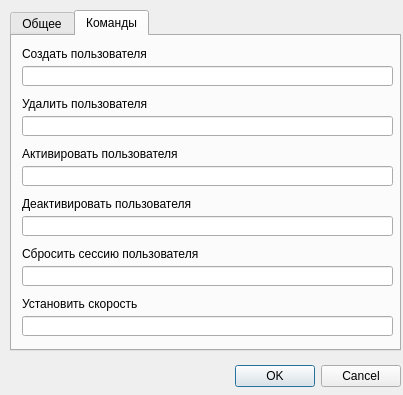
Old version of the form mdi/nas_edit.ui in the repository brat002/ExpertBilling.
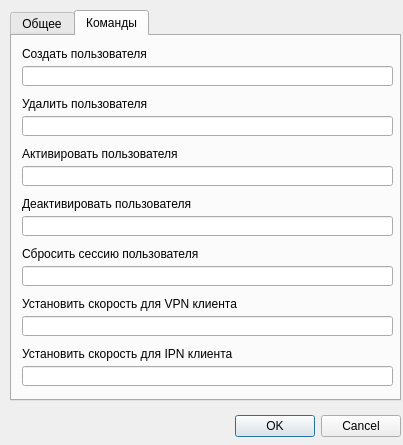
New version of the form. The open tabs and pages were chosen to show the change.

```diff
--- a/mdi/nas_edit.ui
+++ b/mdi/nas_edit.ui
@@ -6,7 +6,7 @@
     <x>0</x>
     <y>0</y>
     <width>403</width>
-    <height>395</height>
+    <height>445</height>
    </rect>
   </property>
   <property name="windowTitle" >
@@ -16,7 +16,7 @@
    <property name="geometry" >
     <rect>
      <x>60</x>
-     <y>360</y>
+     <y>410</y>
      <width>341</width>
      <height>32</height>
     </rect>
@@ -34,7 +34,7 @@
      <x>10</x>
      <y>10</y>
      <width>391</width>
-     <height>341</height>
+     <height>391</height>
     </rect>
    </property>
    <property name="currentIndex" >
@@ -447,7 +447,7 @@
       </rect>
      </property>
      <property name="text" >
-      <string>Установить скорость</string>
+      <string>Установить скорость для VPN клиента</string>
      </property>
     </widget>
     <widget class="QLineEdit" name="set_speed_textEdit" >
@@ -460,6 +460,29 @@
       </rect>
      </property>
     </widget>
+    <widget class="QLabel" name="set_ipn_speed_label" >
+     <property name="geometry" >
+      <rect>
+       <x>10</x>
+       <y>310</y>
+       <width>371</width>
+       <height>16</height>
+      </rect>
+     </property>
+     <property name="text" >
+      <string>Установить скорость для IPN клиента</string>
+     </property>
+    </widget>
+    <widget class="QLineEdit" name="set_ipn_speed_lineEdit" >
+     <property name="geometry" >
+      <rect>
+       <x>10</x>
+       <y>330</y>
+       <width>371</width>
+       <height>20</height>
+      </rect>
+     </property>
+    </widget>
    </widget>
   </widget>
  </widget>
```
Left out of the diff: 4 changed lines with no effect on the pictures.
